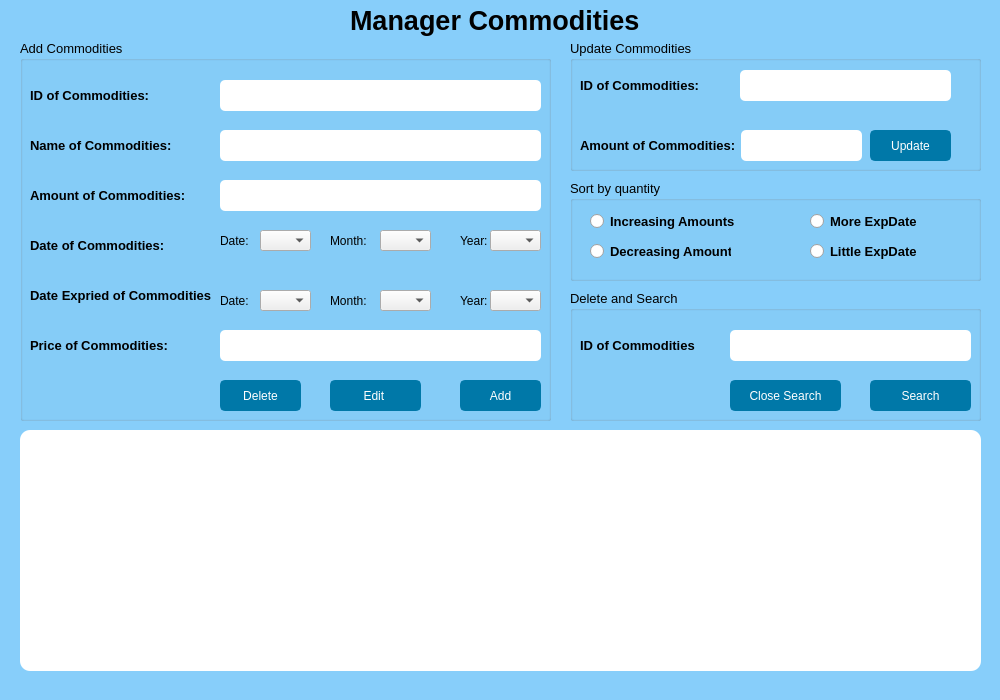
ngxx-fus/minisupermarket_management_proj, file managerproduct.ui: the form before one commit.
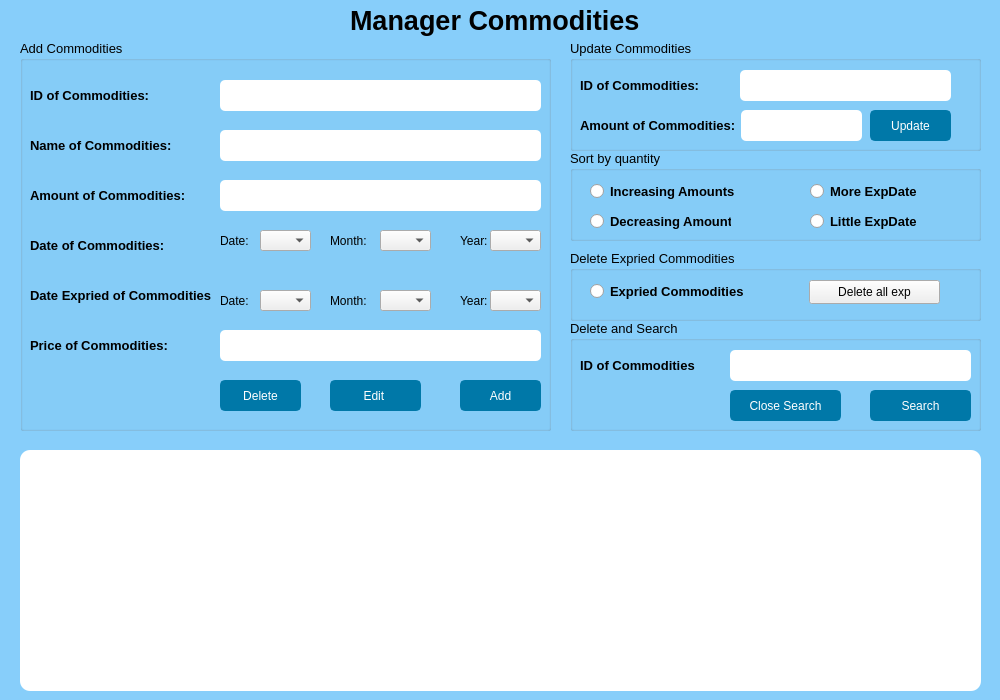
The form after the commit. Icons and pictures are not drawn.

```diff
--- a/managerproduct.ui
+++ b/managerproduct.ui
@@ -150,7 +150,7 @@
    <property name="geometry">
     <rect>
      <x>20</x>
-     <y>430</y>
+     <y>450</y>
      <width>961</width>
      <height>241</height>
     </rect>
@@ -205,7 +205,7 @@
      <x>20</x>
      <y>40</y>
      <width>531</width>
-     <height>381</height>
+     <height>391</height>
     </rect>
    </property>
    <property name="contextMenuPolicy">
@@ -580,9 +580,9 @@
    <property name="geometry">
     <rect>
      <x>570</x>
-     <y>290</y>
+     <y>320</y>
      <width>411</width>
-     <height>131</height>
+     <height>111</height>
     </rect>
    </property>
    <property name="font">
@@ -597,7 +597,7 @@
     <property name="geometry">
      <rect>
       <x>300</x>
-      <y>90</y>
+      <y>70</y>
       <width>101</width>
       <height>31</height>
      </rect>
@@ -614,7 +614,7 @@
     <property name="geometry">
      <rect>
       <x>160</x>
-      <y>40</y>
+      <y>30</y>
       <width>241</width>
       <height>31</height>
      </rect>
@@ -624,7 +624,7 @@
     <property name="geometry">
      <rect>
       <x>10</x>
-      <y>40</y>
+      <y>30</y>
       <width>141</width>
       <height>31</height>
      </rect>
@@ -646,7 +646,7 @@
     <property name="geometry">
      <rect>
       <x>160</x>
-      <y>90</y>
+      <y>70</y>
       <width>111</width>
       <height>31</height>
      </rect>
@@ -664,9 +664,9 @@
    <property name="geometry">
     <rect>
      <x>570</x>
-     <y>180</y>
+     <y>150</y>
      <width>411</width>
-     <height>101</height>
+     <height>91</height>
     </rect>
    </property>
    <property name="title">
@@ -755,7 +755,7 @@
      <x>570</x>
      <y>40</y>
      <width>411</width>
-     <height>131</height>
+     <height>111</height>
     </rect>
    </property>
    <property name="title">
@@ -787,7 +787,7 @@
     <property name="geometry">
      <rect>
       <x>10</x>
-      <y>90</y>
+      <y>70</y>
       <width>161</width>
       <height>31</height>
      </rect>
@@ -819,7 +819,7 @@
     <property name="geometry">
      <rect>
       <x>171</x>
-      <y>90</y>
+      <y>70</y>
       <width>121</width>
       <height>31</height>
      </rect>
@@ -829,7 +829,7 @@
     <property name="geometry">
      <rect>
       <x>300</x>
-      <y>90</y>
+      <y>70</y>
       <width>81</width>
       <height>31</height>
      </rect>
@@ -843,6 +843,51 @@
     </property>
    </widget>
   </widget>
+  <widget class="QGroupBox" name="groupBox_5">
+   <property name="geometry">
+    <rect>
+     <x>570</x>
+     <y>250</y>
+     <width>411</width>
+     <height>71</height>
+    </rect>
+   </property>
+   <property name="title">
+    <string>Delete Expried Commodities</string>
+   </property>
+   <widget class="QRadioButton" name="exp">
+    <property name="geometry">
+     <rect>
+      <x>20</x>
+      <y>30</y>
+      <width>161</width>
+      <height>22</height>
+     </rect>
+    </property>
+    <property name="font">
+     <font>
+      <pointsize>10</pointsize>
+      <bold>true</bold>
+     </font>
+    </property>
+    <property name="text">
+     <string>Expried Commodities</string>
+    </property>
+   </widget>
+   <widget class="QPushButton" name="pushButton_5">
+    <property name="geometry">
+     <rect>
+      <x>239</x>
+      <y>30</y>
+      <width>131</width>
+      <height>24</height>
+     </rect>
+    </property>
+    <property name="text">
+     <string>Delete all exp</string>
+    </property>
+   </widget>
+  </widget>
  </widget>
  <resources/>
  <connections/>
```
